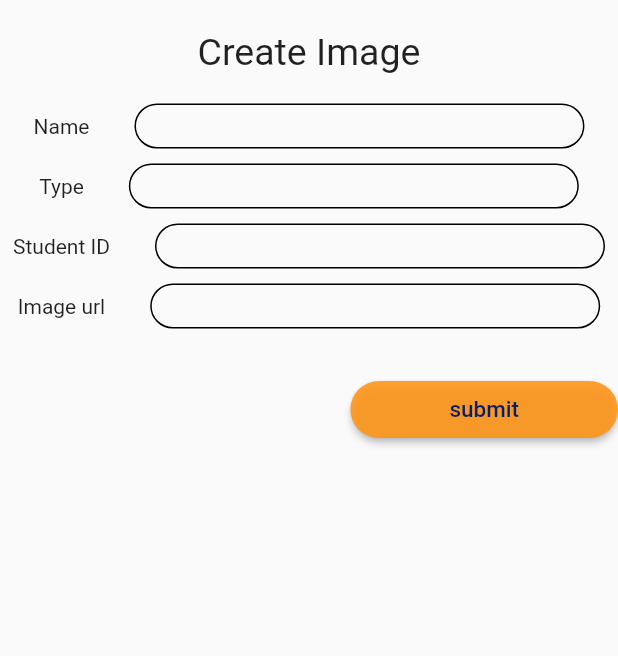
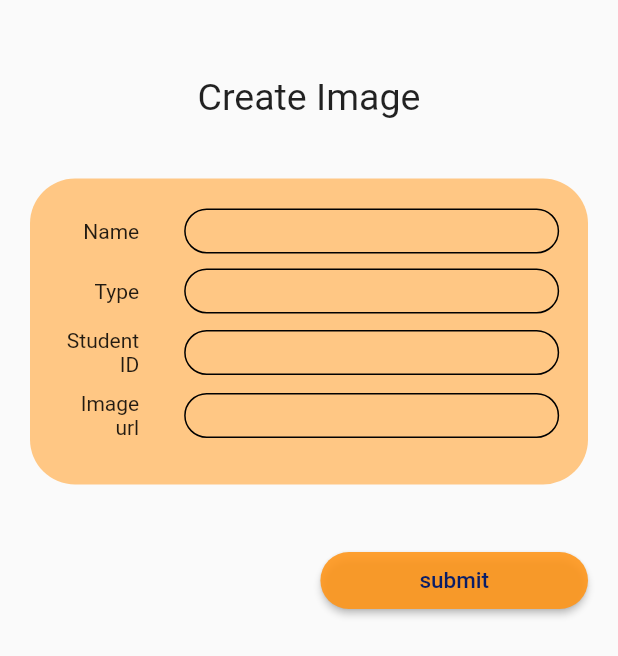
Before and after one commit to thanutpheeraphan/Portfolio, a Flutter app: the CreateImg screen opened directly, after a tap on "submit", on a phone screen of 412 x 824 dp. Shown: the top 656 px of the screen. Run offline on Flutter 3.47's test engine with Material 2 defaults, Android fonts, the phone set to English and light mode, and no system bars; missing offline and left inert: multiselect_formfield.

Commit message:
edit layout

```diff
--- a/lib/craete_record/createImg.dart
+++ b/lib/craete_record/createImg.dart
@@ -5,7 +5,24 @@ class CreateImg extends StatelessWidget {
   @override
   Widget build(BuildContext context) {
     return Scaffold(body:
-      ImgForm()
+
+      Column(
+        children: [
+           SizedBox(height: 50),
+            Text(
+              'Create Image',
+              style: TextStyle(
+                //   fontWeight: FontWeight.bold,
+                fontSize: 25,
+              ),
+            ),
+            SizedBox(height: 20),
+          ImgForm(),
+            SizedBox(height: 30),
+
+
+        ],
+      )
     );
   }
 }
--- a/lib/craete_record/create_form.dart
+++ b/lib/craete_record/create_form.dart
@@ -24,8 +24,8 @@ class _CreateFormState extends State<CreateForm> {
         height: 20,
       ),
       Center(
-        child: Row(
-          mainAxisAlignment: MainAxisAlignment.center,
+        child: Column(
+       //   mainAxisAlignment: MainAxisAlignment.center,
           children: [
             RaisedButton(
               onPressed: () => {},
@@ -45,7 +45,7 @@ class _CreateFormState extends State<CreateForm> {
                 ),
               ),
             ),
-            SizedBox(width: 20),
+            SizedBox(height: 10),
             RaisedButton(
               onPressed: () => {},
               shape: RoundedRectangleBorder(
--- a/lib/craete_record/img.dart
+++ b/lib/craete_record/img.dart
@@ -20,26 +20,33 @@ class _ImgFormState extends State<ImgForm> {
     return Center(
       child: Column(
         children: [
-          SizedBox(height: 20),
-          Text(
-            'Create Image',
-            style: TextStyle(
-              //   fontWeight: FontWeight.bold,
-              fontSize: 25,
+          Padding(
+            padding: const EdgeInsets.all(20),
+            child: Container(
+              constraints: BoxConstraints(
+              maxHeight: double.infinity,
+              maxWidth: double.infinity,
             ),
+            decoration: BoxDecoration(
+              color: Color(0xfffFFC784),
+              borderRadius: BorderRadius.circular(30),
             ),
+              child: Column(
+                children: [
+
                   SizedBox(height: 20),
                   Row(
                     mainAxisAlignment: MainAxisAlignment.center,
                     children: [
-              Text('Name'),
+                      Container(
+                        width: size.width * .13,
+                        child: Text('Name', textAlign: TextAlign.right)),
                       SizedBox(width: 30),
                       Container(
-                width: 300,
+                        width: 250,
                         height: 30,
                         child: TextFormField(
                           controller: nameController,
-                  obscureText: true,
                           onSaved: (newValue) => name = newValue,
                           onChanged: (value) {},
                           validator: (value) {},
@@ -63,14 +70,20 @@ class _ImgFormState extends State<ImgForm> {
                   Row(
                     mainAxisAlignment: MainAxisAlignment.center,
                     children: [
-              Text('Type'),
+                      Container(
+                        width: size.width * .13,
+
+                        child: Text(
+                          'Type',
+                          textAlign: TextAlign.right,
+                        ),
+                      ),
                       SizedBox(width: 30),
                       Container(
-                width: 300,
+                        width: 250,
                         height: 30,
                         child: TextFormField(
                           controller: typeController,
-                  obscureText: true,
                           onSaved: (newValue) => name = newValue,
                           onChanged: (value) {},
                           validator: (value) {},
@@ -94,14 +107,16 @@ class _ImgFormState extends State<ImgForm> {
                   Row(
                     mainAxisAlignment: MainAxisAlignment.center,
                     children: [
-              Text('Student ID'),
+                      Container(
+                        width: size.width * .13,
+
+                        child: Text('Student ID', textAlign: TextAlign.right)),
                       SizedBox(width: 30),
                       Container(
-                width: 300,
+                        width: 250,
                         height: 30,
                         child: TextFormField(
                           controller: idController,
-                  obscureText: true,
                           onSaved: (newValue) => name = newValue,
                           onChanged: (value) {},
                           validator: (value) {},
@@ -125,14 +140,16 @@ class _ImgFormState extends State<ImgForm> {
                   Row(
                     mainAxisAlignment: MainAxisAlignment.center,
                     children: [
-              Text('Image url'),
+                      Container(
+                        width: size.width * .13,
+
+                        child: Text('Image url', textAlign: TextAlign.right)),
                       SizedBox(width: 30),
                       Container(
-                width: 300,
+                        width: 250,
                         height: 30,
                         child: TextFormField(
                           controller: urlController,
-                  obscureText: true,
                           onSaved: (newValue) => name = newValue,
                           onChanged: (value) {},
                           validator: (value) {},
@@ -152,11 +169,23 @@ class _ImgFormState extends State<ImgForm> {
                       ),
                     ],
                   ),
-          SizedBox(height:30),
+                  SizedBox(height:30)
+
+                ],
+              ),
+            ),
+          ),
            Align(
               alignment: Alignment.bottomRight,
+              child: Padding(
+                padding: const EdgeInsets.all(20),
                 child: RaisedButton(
-                onPressed: () => {},
+                  onPressed: () => {
+                  print(nameController.text.toString()),
+                  print(typeController.text.toString()),
+                  print(idController.text.toString()),
+                  print(urlController.text.toString()),
+                  },
                   shape: RoundedRectangleBorder(
                       borderRadius: BorderRadius.circular(30)),
                   color: Color.fromRGBO(255, 149, 24, 0.89),
@@ -174,9 +203,9 @@ class _ImgFormState extends State<ImgForm> {
                   ),
                 ),
               ),
+            ),
         ],
       ),
-
     );
   }
 }
--- a/lib/main.dart
+++ b/lib/main.dart
@@ -18,8 +18,8 @@ class MyApp extends StatelessWidget {
 
       ),
   //  home: Record(),
-    //  home: CreateRecord(),
-     home: CreateImg(),
+     home: CreateRecord(),
+    // home: CreateImg(),
     );
   }
 }
```
Lines whose indentation alone changed are shown as unchanged.
